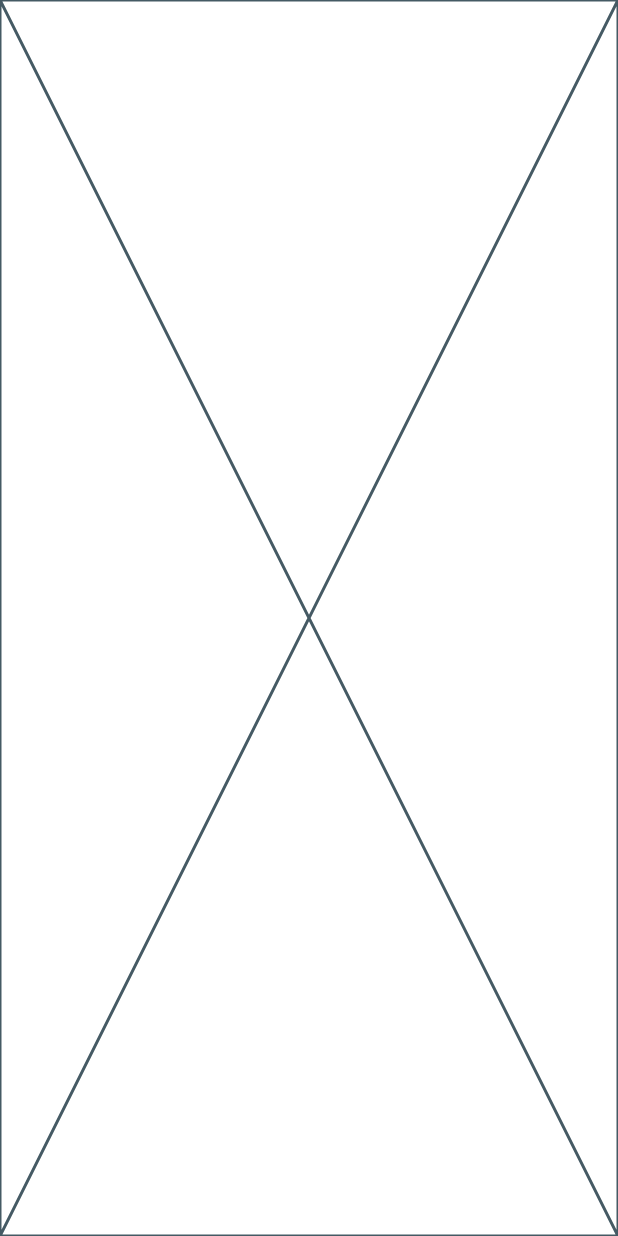
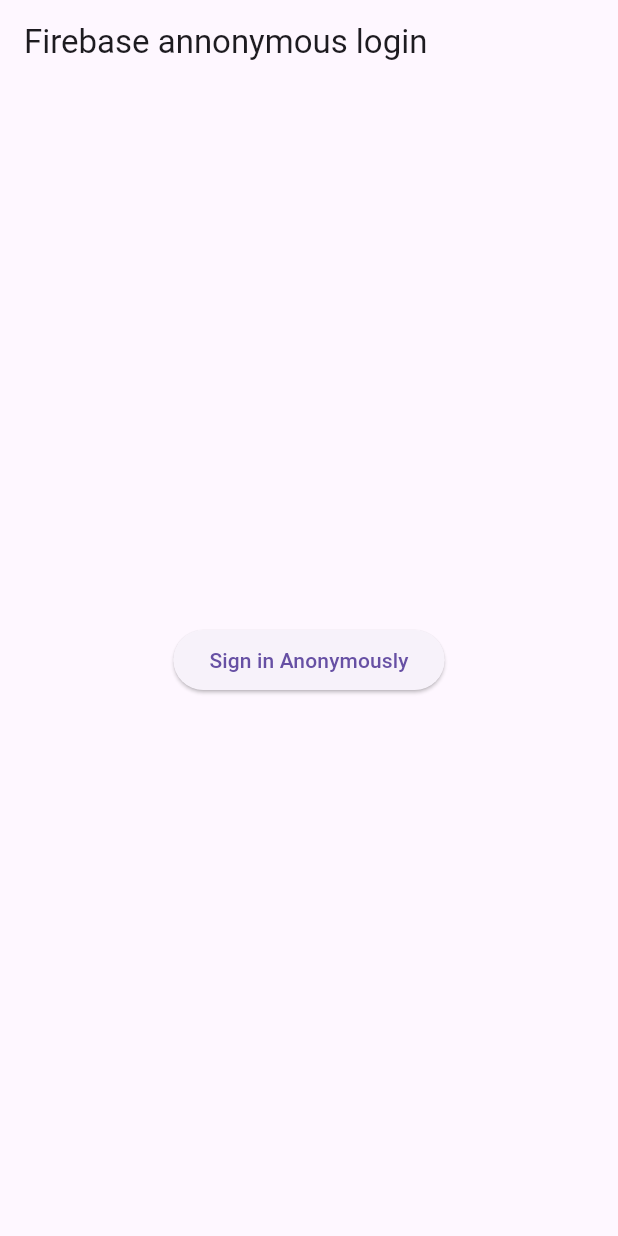
Before and after one commit to DilukshanA/flutter_firebase_auth, a Flutter app: the screen it shows after launch, on a phone screen of 412 x 824 dp. Run offline on Flutter 3.47's test engine with Material 3 defaults, Android fonts, the phone set to English and light mode, and no system bars; our stand-ins replace firebase_auth, firebase_core; accounts and stored records are empty.

Commit message:
create anonymous login

```diff
--- a/lib/main.dart
+++ b/lib/main.dart
@@ -1,5 +1,6 @@
 import 'package:firebase_core/firebase_core.dart';
 import 'package:flutter/material.dart';
+import 'package:flutter_firebase_auth/pages/home_page.dart';
 
 void main() async {
 
@@ -14,6 +15,10 @@ class MainApp extends StatelessWidget {
 
   @override
   Widget build(BuildContext context) {
-    return const Placeholder();
+    return MaterialApp(
+      //remove debug banner
+      debugShowCheckedModeBanner: false,
+      home: HomePage(),
+    );
   }
 }
--- /dev/null
+++ b/lib/pages/auth/anonymous.dart
@@ -0,0 +1,39 @@
+import 'package:flutter/material.dart';
+import 'package:flutter_firebase_auth/pages/main_page.dart';
+import 'package:flutter_firebase_auth/services/auth_service.dart';
+
+class AnonymousLoginPage extends StatelessWidget {
+  const AnonymousLoginPage({super.key});
+
+  void _signInAnonymously(BuildContext context) async{
+    try{
+      await AuthService().signInAnonymously();
+
+      //navigate to main page
+      if(context.mounted){
+        Navigator.push(context, MaterialPageRoute(
+          builder: (context) => MainPage(),
+        ),
+        );
+      }
+
+    }
+    catch(error){
+      print("Error sign in Anonymously: $error");
+    }
+  }
+
+  @override
+  Widget build(BuildContext context) {
+    return Scaffold(
+      appBar: AppBar(
+        title: const Text("Firebase annonymous login"),
+      ),
+      body: Center(
+        child: ElevatedButton(
+          onPressed: () => _signInAnonymously(context),
+          child: const Text("Sign in Anonymously"),),
+      ),
+    );
+  }
+}
--- /dev/null
+++ b/lib/pages/home_page.dart
@@ -0,0 +1,13 @@
+import 'package:flutter/material.dart';
+import 'package:flutter_firebase_auth/pages/auth/anonymous.dart';
+
+class HomePage extends StatelessWidget {
+  const HomePage({super.key});
+
+  @override
+  Widget build(BuildContext context) {
+    return const Scaffold(
+      body: AnonymousLoginPage(),
+    );
+  }
+}
--- /dev/null
+++ b/lib/services/auth_service.dart
@@ -0,0 +1,25 @@
+import 'package:firebase_auth/firebase_auth.dart';
+
+class AuthService{
+  //create instance for firebase authentication
+  final FirebaseAuth _auth = FirebaseAuth.instance;
+
+  //sign in anonymously
+  Future <void> signInAnonymously() async {
+    try{
+      final UserCredential userCredential =  await _auth.signInAnonymously();
+      final user = userCredential.user;
+
+      if(user != null){
+        print("Signed in Anonymously with uid: ${user.uid}");
+      }
+    } catch(error){
+      print("Error sign in Anonymously: $error");
+    }
+  }
+
+  //get current user
+  User? getCurretUser(){
+    return _auth.currentUser;
+  }
+}
--- a/pubspec.yaml
+++ b/pubspec.yaml
@@ -10,6 +10,7 @@ dependencies:
   flutter:
     sdk: flutter
   firebase_core: ^3.12.1
+  firebase_auth: ^5.5.1
 
 dev_dependencies:
   flutter_test:
```
Also changed, not shown: lib/pages/main_page.dart (added, +30 -0 lines), pubspec.lock, 3 other files.
